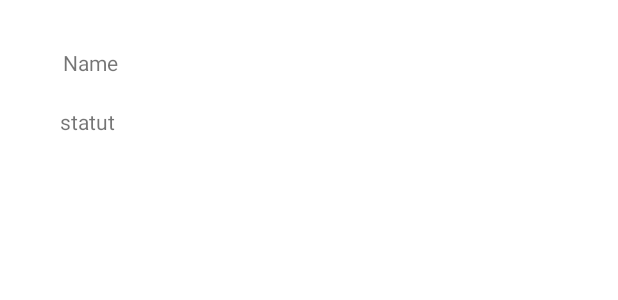
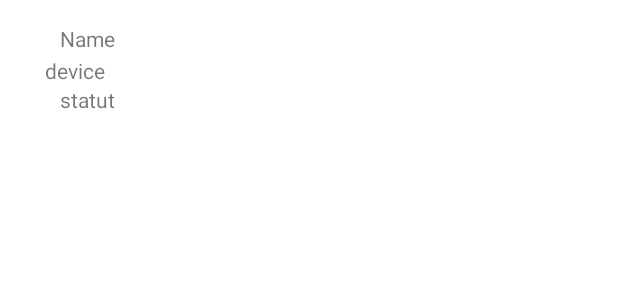
Before and after one commit to graoudi/ERestaurantIsen, an Android app: the layout activity_detail_ble.xml on its own in the app's theme, with its tools: preview values and no code run, on a phone screen of 412 x 824 dp. Shown: the top 300 px of the screen. Run offline under Robolectric (Android 15) with nearby library versions, the light colour scheme and no system bars; network calls fail; Roboto replaces fonts that are not available here.

Commit message:
last version

```diff
--- a/app/src/main/java/fr/isen/kenza/erestaurant/ble/DetailBleActivity.kt
+++ b/app/src/main/java/fr/isen/kenza/erestaurant/ble/DetailBleActivity.kt
@@ -34,7 +34,7 @@ class DetailBleActivity : AppCompatActivity() {
 
         bluetoothGatt = device?.connectGatt(this, true, gattCallback)
         binding.deviceName.text = device?.name ?: "Appareil Inconnu"
-        bluetoothGatt?.connect()
+        binding.deviceBleName.text = device?.address
         connectToDevice(device)
     }
 
--- a/app/src/main/res/layout/activity_detail_ble.xml
+++ b/app/src/main/res/layout/activity_detail_ble.xml
@@ -12,9 +12,8 @@
         android:id="@+id/deviceName"
         android:layout_width="wrap_content"
         android:layout_height="wrap_content"
-        android:layout_marginStart="42dp"
-        android:layout_marginLeft="42dp"
-        android:layout_marginTop="32dp"
+        android:layout_marginStart="40dp"
+        android:layout_marginTop="16dp"
         android:text="Name"
         app:layout_constraintStart_toStartOf="parent"
         app:layout_constraintTop_toTopOf="parent" />
@@ -24,11 +23,9 @@
         android:layout_width="wrap_content"
         android:layout_height="wrap_content"
         android:layout_marginStart="40dp"
-        android:layout_marginLeft="40dp"
-        android:layout_marginTop="20dp"
         android:text="statut"
         app:layout_constraintStart_toStartOf="parent"
-        app:layout_constraintTop_toBottomOf="@+id/deviceName" />
+        app:layout_constraintTop_toBottomOf="@+id/deviceBleName" />
 
     <androidx.recyclerview.widget.RecyclerView
         android:id="@+id/recyclerBLEDetail"
@@ -43,5 +40,18 @@
         app:layout_constraintTop_toBottomOf="@+id/deviceStatut"
         app:layout_constraintVertical_bias="0.0" />
 
+    <TextView
+        android:id="@+id/deviceBleName"
+        android:layout_width="wrap_content"
+        android:layout_height="wrap_content"
+        android:layout_marginStart="40dp"
+        android:layout_marginTop="2dp"
+        android:layout_marginEnd="342dp"
+        android:text="device"
+        app:layout_constraintEnd_toEndOf="parent"
+        app:layout_constraintHorizontal_bias="1.0"
+        app:layout_constraintStart_toStartOf="parent"
+        app:layout_constraintTop_toBottomOf="@+id/deviceName" />
+
 
 </androidx.constraintlayout.widget.ConstraintLayout>
```
Also changed, not shown: 2 other files.
